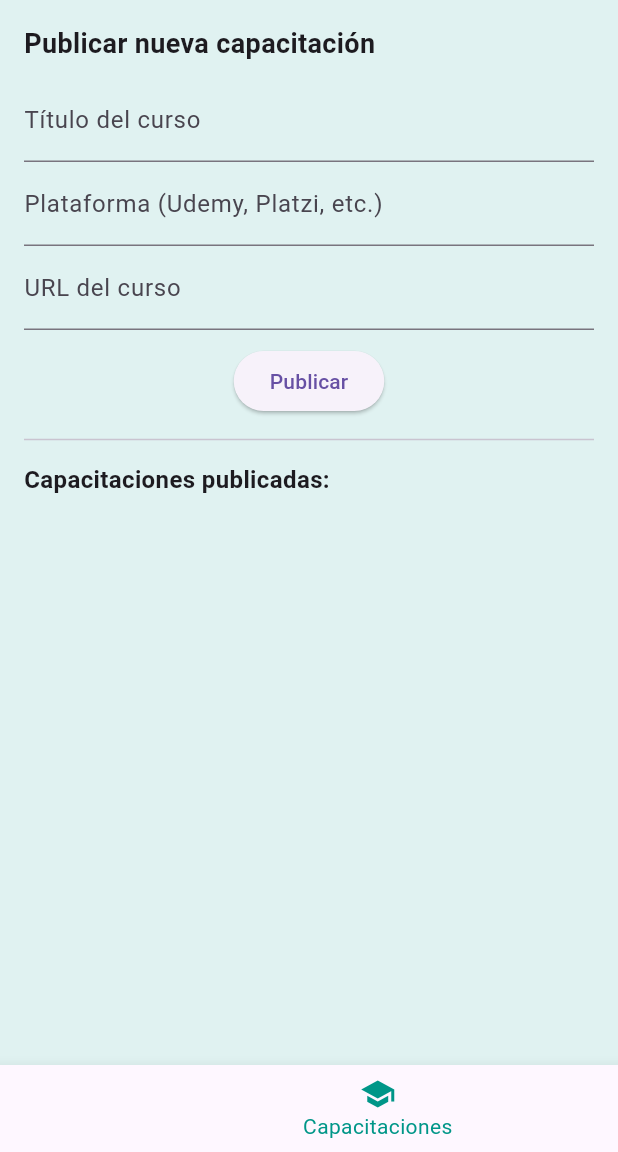
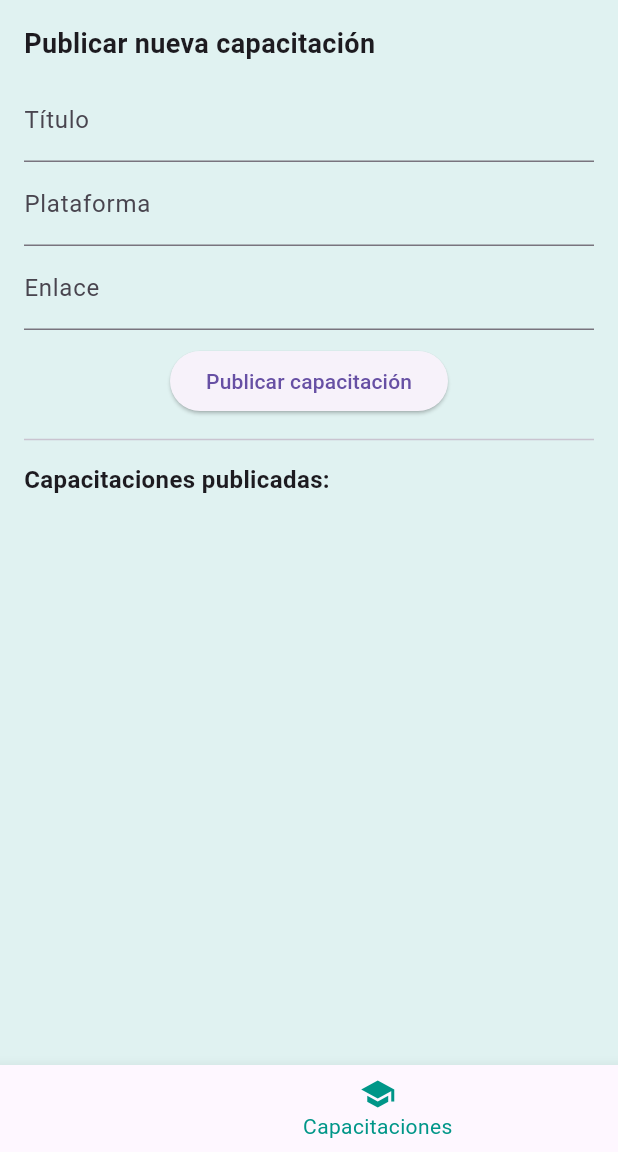
Before and after one commit to DekoXJ/IncluJob, a Flutter app: the DashboardEmpresa screen opened by its route, item 3 of the bottom bar chosen, on a phone screen of 412 x 824 dp, the part 84-1236 px from its top. Run offline on Flutter 3.47's test engine with Material 3 defaults, Android fonts, the light colour scheme and no system bars; our stand-ins replace cloud_firestore, firebase_auth, firebase_core, flutter_tts, speech_to_text; accounts and stored records are empty.

Commit message:
Se actualizo la pantalla de perfil de empresas.

```diff
--- a/lib/screens/dashboard_empresa.dart
+++ b/lib/screens/dashboard_empresa.dart
@@ -1,8 +1,8 @@
 import 'package:flutter/material.dart';
 import 'package:cloud_firestore/cloud_firestore.dart';
 import 'package:firebase_auth/firebase_auth.dart';
+import 'package:flutter/services.dart';
 import 'detalle_postulante_screen.dart';
-import 'capacitaciones_empresa.dart';
 
 class DashboardEmpresa extends StatefulWidget {
   const DashboardEmpresa({super.key});
@@ -14,6 +14,8 @@ class DashboardEmpresa extends StatefulWidget {
 class _DashboardEmpresaState extends State<DashboardEmpresa> {
   int _selectedIndex = 0;
   late String empresaId;
+  DocumentSnapshot? empresaDoc;
+
   final _formKey = GlobalKey<FormState>();
   final _tituloController = TextEditingController();
   final _descController = TextEditingController();
@@ -22,10 +24,21 @@ class _DashboardEmpresaState extends State<DashboardEmpresa> {
   final _salarioController = TextEditingController();
   final _ubicacionController = TextEditingController();
 
+  final _capTituloController = TextEditingController();
+  final _capPlataformaController = TextEditingController();
+  final _capLinkController = TextEditingController();
+  final _capFormKey = GlobalKey<FormState>();
+
   @override
   void initState() {
     super.initState();
     empresaId = FirebaseAuth.instance.currentUser!.uid;
+    _fetchEmpresaData();
+  }
+
+  Future<void> _fetchEmpresaData() async {
+    final snapshot = await FirebaseFirestore.instance.collection('empresas').doc(empresaId).get();
+    setState(() => empresaDoc = snapshot);
   }
 
   Future<void> _publicarOferta() async {
@@ -46,6 +59,20 @@ class _DashboardEmpresaState extends State<DashboardEmpresa> {
       _modalidadController.clear();
       _salarioController.clear();
       _ubicacionController.clear();
+    }
+  }
+
+  Future<void> _publicarCapacitacion() async {
+    if (_capFormKey.currentState!.validate()) {
+      await FirebaseFirestore.instance.collection('capacitaciones').add({
+        'titulo': _capTituloController.text.trim(),
+        'plataforma': _capPlataformaController.text.trim(),
+        'link': _capLinkController.text.trim(),
+        'fecha': Timestamp.now(),
+      });
+      _capTituloController.clear();
+      _capPlataformaController.clear();
+      _capLinkController.clear();
     }
   }
 
@@ -92,16 +119,92 @@ class _DashboardEmpresaState extends State<DashboardEmpresa> {
     );
   }
 
+  Widget _buildCapacitaciones() {
+    return Padding(
+      padding: const EdgeInsets.all(16.0),
+      child: Column(
+        crossAxisAlignment: CrossAxisAlignment.start,
+        children: [
+          const Text('Publicar nueva capacitación', style: TextStyle(fontSize: 18, fontWeight: FontWeight.bold)),
+          const SizedBox(height: 10),
+          Form(
+            key: _capFormKey,
+            child: Column(
+              children: [
+                TextFormField(controller: _capTituloController, decoration: const InputDecoration(labelText: 'Título')),
+                TextFormField(controller: _capPlataformaController, decoration: const InputDecoration(labelText: 'Plataforma')),
+                TextFormField(controller: _capLinkController, decoration: const InputDecoration(labelText: 'Enlace')),
+                const SizedBox(height: 10),
+                ElevatedButton(onPressed: _publicarCapacitacion, child: const Text('Publicar capacitación')),
+              ],
+            ),
+          ),
+          const Divider(height: 30),
+          const Text('Capacitaciones publicadas:', style: TextStyle(fontSize: 16, fontWeight: FontWeight.bold)),
+          const SizedBox(height: 10),
+          Expanded(
+            child: StreamBuilder(
+              stream: FirebaseFirestore.instance.collection('capacitaciones').orderBy('fecha', descending: true).snapshots(),
+              builder: (context, snapshot) {
+                if (!snapshot.hasData) return const Center(child: CircularProgressIndicator());
+                final docs = snapshot.data!.docs;
+                return ListView(
+                  children: docs.map((doc) => ListTile(
+                    title: Text(doc['titulo'] ?? 'Sin título'),
+                    subtitle: Text('Plataforma: ${doc['plataforma'] ?? 'No especificada'}'),
+                    trailing: IconButton(
+                      icon: const Icon(Icons.copy),
+                      onPressed: () => Clipboard.setData(ClipboardData(text: doc['link'] ?? '')),
+                    ),
+                  )).toList(),
+                );
+              },
+            ),
+          ),
+        ],
+      ),
+    );
+  }
+
   Widget _buildPerfilEmpresa() {
-    return const Center(child: Text('Perfil editable en desarrollo'));
+    if (empresaDoc == null) return const Center(child: CircularProgressIndicator());
+
+    if (!empresaDoc!.exists) {
+      return const Center(child: Text('Perfil no encontrado.'));
+    }
+
+    final data = empresaDoc!.data() as Map<String, dynamic>;
+
+    return Column(
+      crossAxisAlignment: CrossAxisAlignment.start,
+      children: [
+        const SizedBox(height: 20),
+        const Center(
+          child: CircleAvatar(
+            radius: 50,
+            child: Icon(Icons.business, size: 50),
+          ),
+        ),
+        const SizedBox(height: 20),
+        Text('Nombre Empresa: ${data['nombreEmpresa'] ?? 'No disponible'}'),
+        Text('Correo Electrónico: ${data['email'] ?? 'No disponible'}'),
+        Text('Gerente: ${data['gerente'] ?? 'No disponible'}'),
+        Text('Rubro: ${data['rubro'] ?? 'No disponible'}'),
+        Text('RUC: ${data['ruc'] ?? 'No disponible'}'),
+        Text('Ubicación: ${data['ubicacion'] ?? 'No disponible'}'),
+      ].map((widget) => Padding(
+        padding: const EdgeInsets.symmetric(vertical: 4, horizontal: 16),
+        child: widget,
+      )).toList(),
+    );
   }
 
   List<Widget> get _pages => [
-        _buildPostulantes(),
-        _buildFormularioOferta(),
-        const CapacitacionesEmpresa(),
-        _buildPerfilEmpresa(),
-      ];
+    _buildPostulantes(),
+    _buildFormularioOferta(),
+    _buildCapacitaciones(),
+    _buildPerfilEmpresa(),
+  ];
 
   @override
   Widget build(BuildContext context) {
--- a/pubspec.yaml
+++ b/pubspec.yaml
@@ -42,6 +42,7 @@ dependencies:
   firebase_storage: ^12.4.6
   image_picker: ^1.1.2
   url_launcher: ^6.3.1
+  http: ^1.4.0
 
 dev_dependencies:
   flutter_test:
```
Also changed, not shown: pubspec.lock.
